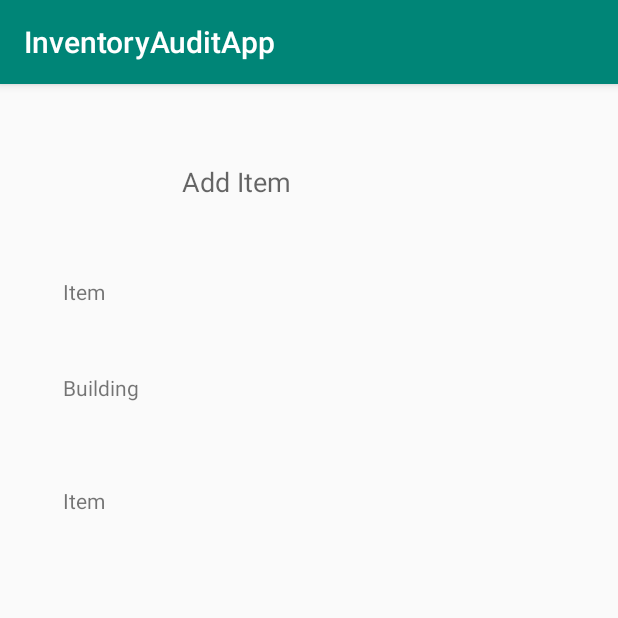
After one commit to AugustanaCSC490Spring2020/InventoryAuditApp, an Android app: the AddItemPage screen opened directly, with no data from a screen before it, on a phone screen of 412 x 824 dp, the top half of it. The commit adds this screen. Run offline under Robolectric (Android 15) with nearby library versions, the phone set to English and light mode, and no system bars.

Commit message:
started add page before pulling

```diff
--- a/app/src/main/AndroidManifest.xml
+++ b/app/src/main/AndroidManifest.xml
@@ -9,7 +9,8 @@
         android:roundIcon="@mipmap/ic_launcher_round"
         android:supportsRtl="true"
         android:theme="@style/AppTheme">
-        <activity android:name=".AboutPage"></activity>
+        <activity android:name=".AddItemPage"></activity>
+        <activity android:name=".AboutPage" />
         <activity android:name=".AuditSearchPage" />
         <activity android:name=".InventorySearchPage" />
         <activity android:name=".HomePage">
--- /dev/null
+++ b/app/src/main/java/com/example/inventoryauditapp/AddItemPage.java
@@ -0,0 +1,14 @@
+package com.example.inventoryauditapp;
+
+import androidx.appcompat.app.AppCompatActivity;
+
+import android.os.Bundle;
+
+public class AddItemPage extends AppCompatActivity {
+
+    @Override
+    protected void onCreate(Bundle savedInstanceState) {
+        super.onCreate(savedInstanceState);
+        setContentView(R.layout.activity_add_item_page);
+    }
+}
--- /dev/null
+++ b/app/src/main/res/layout/activity_add_item_page.xml
@@ -0,0 +1,57 @@
+<?xml version="1.0" encoding="utf-8"?>
+<androidx.constraintlayout.widget.ConstraintLayout xmlns:android="http://schemas.android.com/apk/res/android"
+    xmlns:app="http://schemas.android.com/apk/res-auto"
+    xmlns:tools="http://schemas.android.com/tools"
+    android:layout_width="match_parent"
+    android:layout_height="match_parent"
+    tools:context=".AddItemPage">
+
+    <TextView
+        android:id="@+id/roomText"
+        android:layout_width="97dp"
+        android:layout_height="30dp"
+        android:text="@string/itemText"
+        app:layout_constraintBottom_toBottomOf="parent"
+        app:layout_constraintEnd_toEndOf="parent"
+        app:layout_constraintHorizontal_bias="0.133"
+        app:layout_constraintStart_toStartOf="parent"
+        app:layout_constraintTop_toTopOf="parent"
+        app:layout_constraintVertical_bias="0.363" />
+
+    <TextView
+        android:id="@+id/buildingText"
+        android:layout_width="97dp"
+        android:layout_height="30dp"
+        android:text="@string/buildingText"
+        app:layout_constraintBottom_toBottomOf="parent"
+        app:layout_constraintEnd_toEndOf="parent"
+        app:layout_constraintHorizontal_bias="0.133"
+        app:layout_constraintStart_toStartOf="parent"
+        app:layout_constraintTop_toTopOf="parent"
+        app:layout_constraintVertical_bias="0.261" />
+
+    <TextView
+        android:id="@+id/addItemText"
+        android:layout_width="168dp"
+        android:layout_height="49dp"
+        android:text="@string/addItemTitle"
+        android:textAppearance="@style/TextAppearance.AppCompat.Medium"
+        app:layout_constraintBottom_toBottomOf="parent"
+        app:layout_constraintEnd_toEndOf="parent"
+        app:layout_constraintHorizontal_bias="0.497"
+        app:layout_constraintStart_toStartOf="parent"
+        app:layout_constraintTop_toTopOf="parent"
+        app:layout_constraintVertical_bias="0.073" />
+
+    <TextView
+        android:id="@+id/itemText"
+        android:layout_width="97dp"
+        android:layout_height="30dp"
+        android:text="@string/itemText"
+        app:layout_constraintBottom_toBottomOf="parent"
+        app:layout_constraintEnd_toEndOf="parent"
+        app:layout_constraintHorizontal_bias="0.133"
+        app:layout_constraintStart_toStartOf="parent"
+        app:layout_constraintTop_toTopOf="parent"
+        app:layout_constraintVertical_bias="0.174" />
+</androidx.constraintlayout.widget.ConstraintLayout>
--- a/app/src/main/res/values/strings.xml
+++ b/app/src/main/res/values/strings.xml
@@ -16,4 +16,16 @@
     //About Page
     <string name="aboutPageTitle">About</string>
 
+    //Add Item Page
+    <string name="addItemTitle">Add Item</string>
+    <string name="itemText">Item</string>
+    <string name="buildingText">Building</string>
+    <string name="roomText">Room</string>
+    <string name="osText">OS</string>
+    <string name="brandText">Brand</string>
+    <string name="lastScannedText">Last Scanned</string>
+    <string name="dateAdded">Date Added</string>
+    <string name="modifiedByText">Modified By</string>
+    <string name="typeText">Type</string>
+
 </resources>
--- a/build.gradle
+++ b/build.gradle
@@ -7,7 +7,7 @@ buildscript {
 
     }
     dependencies {
-        classpath 'com.android.tools.build:gradle:3.4.2'
+        classpath 'com.android.tools.build:gradle:3.6.2'
 
         // NOTE: Do not place your application dependencies here; they belong
         // in the individual module build.gradle files
```
Also changed, not shown: gradle/wrapper/gradle-wrapper.properties.
